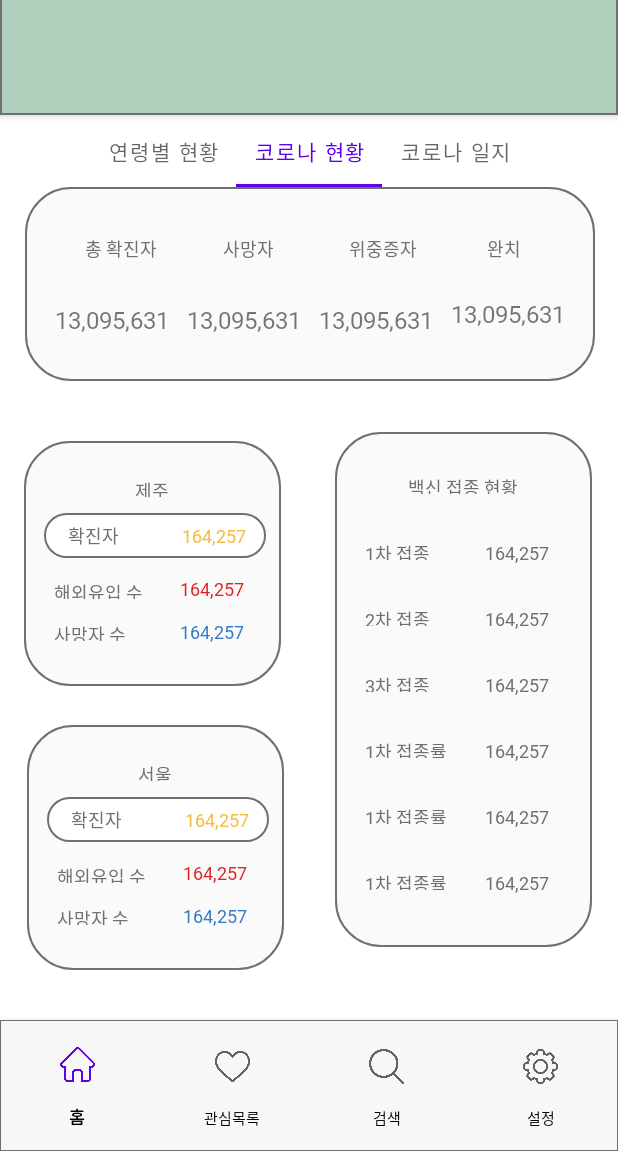
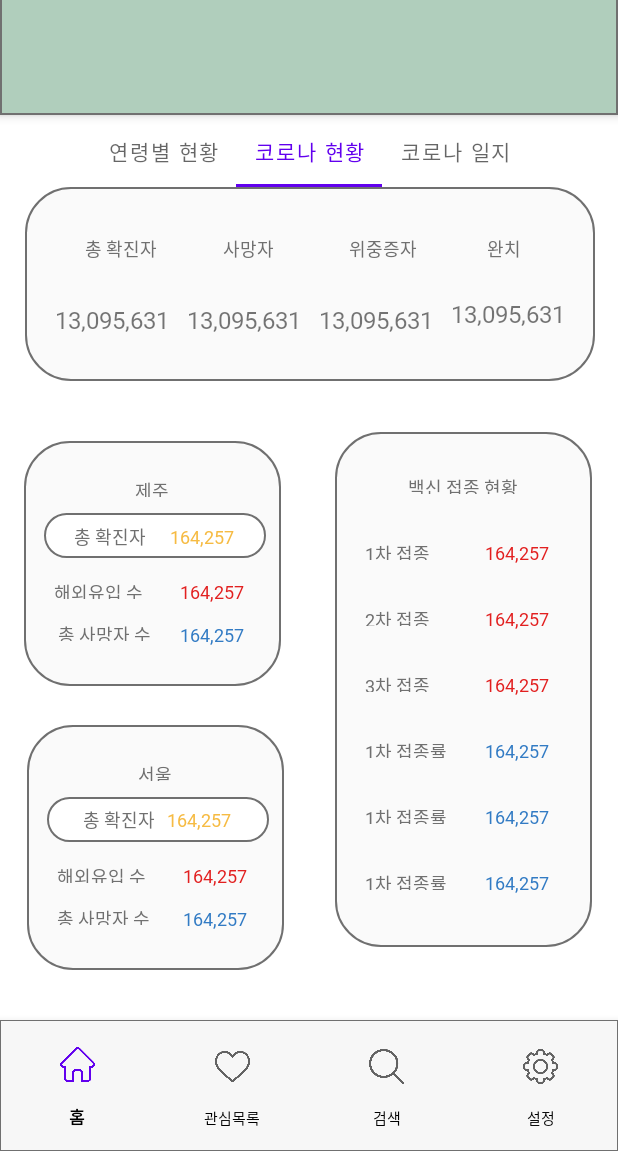
Before and after one commit to lh99j/OCC_COVID19, an Android app: the screen it shows after launch (HomeActivity), tab 2 chosen, on a phone screen of 412 x 824 dp, the part 85-1236 px from its top. Run offline under Robolectric (Android 15) with nearby library versions, the phone set to English and light mode, and no system bars; our stand-ins replace navigation-ui; 6 statements that could not run were skipped.

Commit message:
코로나 현황 화면 구현

```diff
--- a/OCC_COVID19/app/src/main/java/com/example/myapplication/CovidFragment.kt
+++ b/OCC_COVID19/app/src/main/java/com/example/myapplication/CovidFragment.kt
@@ -1,59 +1,67 @@
 package com.example.myapplication
 
+import android.os.Build
 import android.os.Bundle
+import android.util.Log
 import androidx.fragment.app.Fragment
 import android.view.LayoutInflater
 import android.view.View
 import android.view.ViewGroup
+import androidx.annotation.RequiresApi
+import com.example.myapplication.databinding.FragmentCovidBinding
+import com.example.myapplication.databinding.FragmentHomeBinding
+import com.google.android.material.tabs.TabLayoutMediator
+import org.w3c.dom.Document
+import org.w3c.dom.Element
+import org.w3c.dom.Node
+import org.w3c.dom.NodeList
+import java.text.DecimalFormat
+import java.text.SimpleDateFormat
+import javax.xml.parsers.DocumentBuilderFactory
 
-// TODO: Rename parameter arguments, choose names that match
-// the fragment initialization parameters, e.g. ARG_ITEM_NUMBER
-private const val ARG_PARAM1 = "param1"
-private const val ARG_PARAM2 = "param2"
 
-/**
- * A simple [Fragment] subclass.
- * Use the [CovidFragment.newInstance] factory method to
- * create an instance of this fragment.
- */
 class CovidFragment : Fragment() {
-    // TODO: Rename and change types of parameters
-    private var param1: String? = null
-    private var param2: String? = null
 
-    override fun onCreate(savedInstanceState: Bundle?) {
-        super.onCreate(savedInstanceState)
-        arguments?.let {
-            param1 = it.getString(ARG_PARAM1)
-            param2 = it.getString(ARG_PARAM2)
-        }
+    lateinit var binding : FragmentCovidBinding
+
+    override fun onCreateView(
+        inflater: LayoutInflater,
+        container: ViewGroup?,
+        savedInstanceState: Bundle?
+    ): View? {
+        binding = FragmentCovidBinding.inflate(inflater, container, false)
+
+        val Time : Long = System.currentTimeMillis()
+        val Timestr = SimpleDateFormat("yyyy-MM-dd").format(Time)
+        val CurrentTime = Timestr.replace("[^0-9]".toRegex(), "")
+
+        //키값
+        val key = "${BuildConfig.App_key}"
+        //현재 페이지번호
+        val pageNo = "&pageNo=1"
+        //한 페이지 결과 수
+        val numOfRows = "&numOfRows=10"
+        // 검색할 생성일 범위의 시작
+        val startCreateDt = "&startCreateDt=${CurrentTime}"
+        //검색할 생성일 범의의 끝
+        val endCreateDt = "&endCreateDt=${CurrentTime}"
+        //API 정보를 가지고 있는 주소
+        var url = "http://openapi.data.go.kr/openapi/service/rest/Covid19/getCovid19SidoInfStateJson?serviceKey="+key+pageNo+numOfRows+startCreateDt+endCreateDt
+
+        val thread = Thread(NetworkThread(url))
+        thread.start() //쓰레드 시작
+        thread.join()
+
+        val dec = DecimalFormat("#,###")
+
+        binding.jejuTotal.text = dec.format(jeju_total_string.toInt())
+        binding.jejuBoardTotal.text = dec.format(jeju_board_string.toInt())
+        binding.jejuDeadTotal.text = dec.format(jeju_dead_string.toInt())
+        binding.seoulTotal.text = dec.format(seoul_total_string.toInt())
+        binding.seoulBoardTotal.text = dec.format(seoul_board_string.toInt())
+        binding.seoulDeadTotal.text = dec.format(seoul_dead_string.toInt())
+
+        return binding.root
     }
 
-    override fun onCreateView(
-        inflater: LayoutInflater, container: ViewGroup?,
-        savedInstanceState: Bundle?
-    ): View? {
-        // Inflate the layout for this fragment
-        return inflater.inflate(R.layout.fragment_covid, container, false)
-    }
-
-    companion object {
-        /**
-         * Use this factory method to create a new instance of
-         * this fragment using the provided parameters.
-         *
-         * @param param1 Parameter 1.
-         * @param param2 Parameter 2.
-         * @return A new instance of fragment CovidFragment.
-         */
-        // TODO: Rename and change types and number of parameters
-        @JvmStatic
-        fun newInstance(param1: String, param2: String) =
-            CovidFragment().apply {
-                arguments = Bundle().apply {
-                    putString(ARG_PARAM1, param1)
-                    putString(ARG_PARAM2, param2)
-                }
-            }
-    }
 }
--- a/OCC_COVID19/app/src/main/res/layout/fragment_covid.xml
+++ b/OCC_COVID19/app/src/main/res/layout/fragment_covid.xml
@@ -180,23 +180,23 @@
         android:id="@+id/jeju"
         android:layout_width="wrap_content"
         android:layout_height="wrap_content"
-        android:layout_marginStart="16dp"
+        android:layout_marginStart="20dp"
         android:fontFamily="@font/bmjua"
         android:gravity="center_horizontal"
-        android:text="확진자"
+        android:text="총 확진자"
         android:textColor="#707070"
         android:textSize="12sp"
         android:textStyle="normal"
         app:layout_constraintBottom_toBottomOf="@+id/a"
         app:layout_constraintStart_toStartOf="@+id/a"
-        app:layout_constraintTop_toTopOf="@+id/a" />
-
+        app:layout_constraintTop_toTopOf="@+id/a"
+        app:layout_constraintVertical_bias="0.562" />
 
     <TextView
         android:id="@+id/jeju_total"
         android:layout_width="wrap_content"
         android:layout_height="wrap_content"
-        android:layout_marginStart="76dp"
+        android:layout_marginStart="64dp"
         android:fontFamily="@font/bmjua"
         android:gravity="center_horizontal"
         android:text="164,257"
@@ -205,7 +205,8 @@
         android:textStyle="normal"
         app:layout_constraintBottom_toBottomOf="@+id/a"
         app:layout_constraintStart_toStartOf="@+id/jeju"
-        app:layout_constraintTop_toTopOf="@+id/a" />
+        app:layout_constraintTop_toTopOf="@+id/a"
+        app:layout_constraintVertical_bias="0.562" />
 
     <TextView
     android:id="@+id/board_covid"
@@ -228,7 +229,7 @@
         android:layout_width="wrap_content"
         android:layout_height="wrap_content"
         android:layout_marginStart="84dp"
-        android:layout_marginTop="12dp"
+        android:layout_marginTop="14dp"
         android:fontFamily="@font/bmjua"
         android:gravity="center_horizontal"
         android:text="164,257"
@@ -246,7 +247,7 @@
         android:layout_marginTop="28dp"
         android:fontFamily="@font/bmjua"
         android:gravity="center_horizontal"
-        android:text="사망자 수"
+        android:text=" 총 사망자 수"
         android:textColor="#707070"
         android:textSize="12sp"
         android:textStyle="normal"
@@ -312,10 +313,10 @@
         android:id="@+id/seoul"
         android:layout_width="wrap_content"
         android:layout_height="wrap_content"
-        android:layout_marginStart="16dp"
+        android:layout_marginStart="24dp"
         android:fontFamily="@font/bmjua"
         android:gravity="center_horizontal"
-        android:text="확진자"
+        android:text="총 확진자"
         android:textColor="#707070"
         android:textSize="12sp"
         android:textStyle="normal"
@@ -323,12 +324,11 @@
         app:layout_constraintStart_toStartOf="@+id/b"
         app:layout_constraintTop_toTopOf="@+id/b" />
 
-
     <TextView
         android:id="@+id/seoul_total"
         android:layout_width="wrap_content"
         android:layout_height="wrap_content"
-        android:layout_marginStart="76dp"
+        android:layout_marginStart="56dp"
         android:fontFamily="@font/bmjua"
         android:gravity="center_horizontal"
         android:text="164,257"
@@ -360,7 +360,7 @@
         android:layout_width="wrap_content"
         android:layout_height="wrap_content"
         android:layout_marginStart="84dp"
-        android:layout_marginTop="12dp"
+        android:layout_marginTop="14dp"
         android:fontFamily="@font/bmjua"
         android:gravity="center_horizontal"
         android:text="164,257"
@@ -378,7 +378,7 @@
         android:layout_marginTop="28dp"
         android:fontFamily="@font/bmjua"
         android:gravity="center_horizontal"
-        android:text="사망자 수"
+        android:text="총 사망자 수"
         android:textColor="#707070"
         android:textSize="12sp"
         android:textStyle="normal"
@@ -526,7 +526,7 @@
         android:fontFamily="@font/bmjua"
         android:gravity="center_horizontal"
         android:text="164,257"
-        android:textColor="#707070"
+        android:textColor="#e22020"
         android:textSize="12sp"
         android:textStyle="normal"
         app:layout_constraintStart_toStartOf="@+id/one_vaccine"
@@ -541,7 +541,7 @@
         android:fontFamily="@font/bmjua"
         android:gravity="center_horizontal"
         android:text="164,257"
-        android:textColor="#707070"
+        android:textColor="#e22020"
         android:textSize="12sp"
         android:textStyle="normal"
         app:layout_constraintStart_toStartOf="@+id/one_vaccine"
@@ -556,7 +556,7 @@
         android:fontFamily="@font/bmjua"
         android:gravity="center_horizontal"
         android:text="164,257"
-        android:textColor="#707070"
+        android:textColor="#e22020"
         android:textSize="12sp"
         android:textStyle="normal"
         app:layout_constraintStart_toStartOf="@+id/one_vaccine"
@@ -571,7 +571,7 @@
         android:fontFamily="@font/bmjua"
         android:gravity="center_horizontal"
         android:text="164,257"
-        android:textColor="#707070"
+        android:textColor="#327bc4"
         android:textSize="12sp"
         android:textStyle="normal"
         app:layout_constraintStart_toStartOf="@+id/one_vaccine"
@@ -586,7 +586,7 @@
         android:fontFamily="@font/bmjua"
         android:gravity="center_horizontal"
         android:text="164,257"
-        android:textColor="#707070"
+        android:textColor="#327bc4"
         android:textSize="12sp"
         android:textStyle="normal"
         app:layout_constraintStart_toStartOf="@+id/one_vaccine"
@@ -601,7 +601,7 @@
         android:fontFamily="@font/bmjua"
         android:gravity="center_horizontal"
         android:text="164,257"
-        android:textColor="#707070"
+        android:textColor="#327bc4"
         android:textSize="12sp"
         android:textStyle="normal"
         app:layout_constraintStart_toStartOf="@+id/one_vaccine"
```
Also changed, not shown: OCC_COVID19/app/src/main/java/com/example/myapplication/HomeFragment.kt (+13 -0 lines), OCC_COVID19/app/src/main/java/com/example/myapplication/MainActivity.kt (+16 -16 lines).
